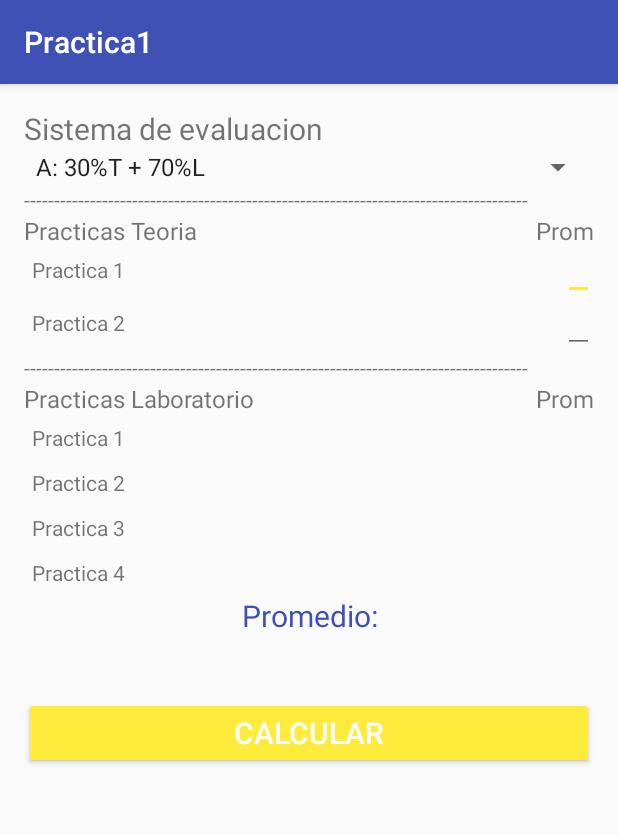
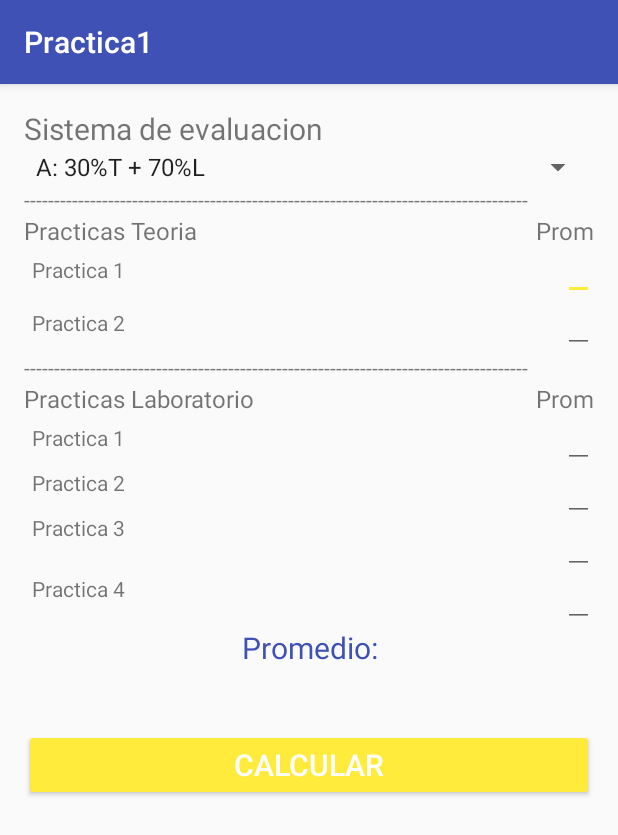
Before and after one commit to Andy-Pruebas/Practica1, an Android app: the screen it shows after launch (MainActivity), on a phone screen of 412 x 824 dp. Shown: the top 835 px of the screen. Run offline under Robolectric (Android 15) with nearby library versions, the phone set to English and light mode, and no system bars.

Commit message:
Segundo commit

```diff
--- a/app/src/main/res/layout/activity_main.xml
+++ b/app/src/main/res/layout/activity_main.xml
@@ -132,6 +132,38 @@
             android:text="Prom"
             android:textSize="16sp"
             app:layout_constraintEnd_toEndOf="@+id/Practical" />
+        <EditText
+            android:id="@+id/notal1"
+            android:layout_width="wrap_content"
+            android:layout_height="wrap_content"
+            android:padding="5dp"
+            app:layout_constraintEnd_toEndOf="@+id/practical1"
+            app:layout_constraintTop_toBottomOf="@+id/Promediot1" />
+
+        <EditText
+            android:id="@+id/notal2"
+            android:layout_width="wrap_content"
+            android:layout_height="wrap_content"
+            android:padding="5dp"
+            app:layout_constraintEnd_toEndOf="@+id/practical2"
+            app:layout_constraintTop_toBottomOf="@+id/notal1" />
+        <EditText
+            android:id="@+id/notal3"
+            android:layout_width="wrap_content"
+            android:layout_height="wrap_content"
+            android:padding="5dp"
+            app:layout_constraintEnd_toEndOf="@+id/practical3"
+            app:layout_constraintTop_toBottomOf="@+id/notal2" />
+
+        <EditText
+            android:id="@+id/notal4"
+            android:layout_width="wrap_content"
+            android:layout_height="wrap_content"
+            android:padding="5dp"
+            app:layout_constraintEnd_toEndOf="@+id/practical4"
+            app:layout_constraintTop_toBottomOf="@+id/notal3" />
+
+
     </android.support.constraint.ConstraintLayout>
 
     <LinearLayout
```
